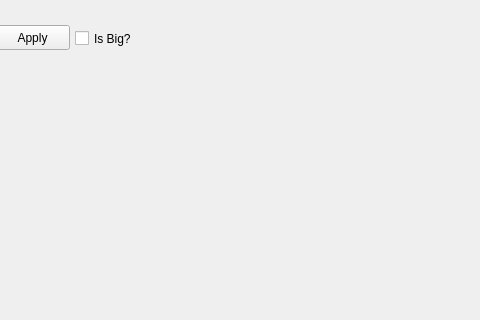
SWATOPLUS/ComputationalGeometry, file task1_1.ui: the form before one commit; both pictures show x 125 to 605 and y 0 to 320 of the 800 by 560 pixel window.
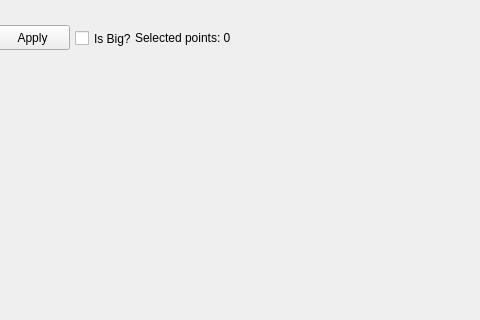
The form after the commit.

Patch:
```diff
--- a/task1_1.ui
+++ b/task1_1.ui
@@ -76,6 +76,19 @@
    </property>
    <layout class="QVBoxLayout" name="verticalLayout"/>
   </widget>
+  <widget class="QLabel" name="selectedPointsLabel">
+   <property name="geometry">
+    <rect>
+     <x>260</x>
+     <y>30</y>
+     <width>211</width>
+     <height>16</height>
+    </rect>
+   </property>
+   <property name="text">
+    <string>Selected points: 0</string>
+   </property>
+  </widget>
  </widget>
  <resources/>
  <connections/>
```
